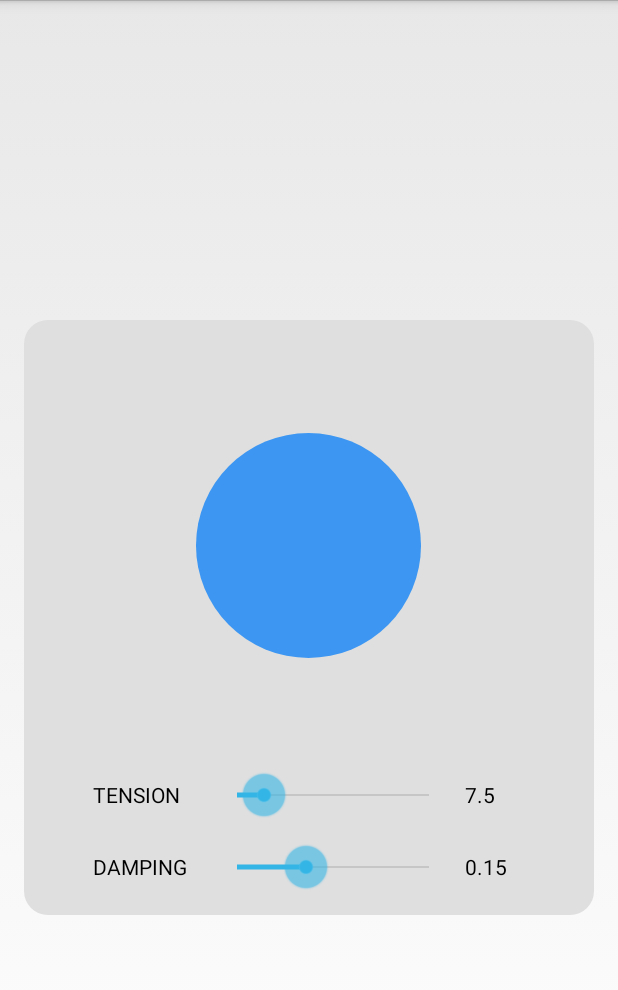
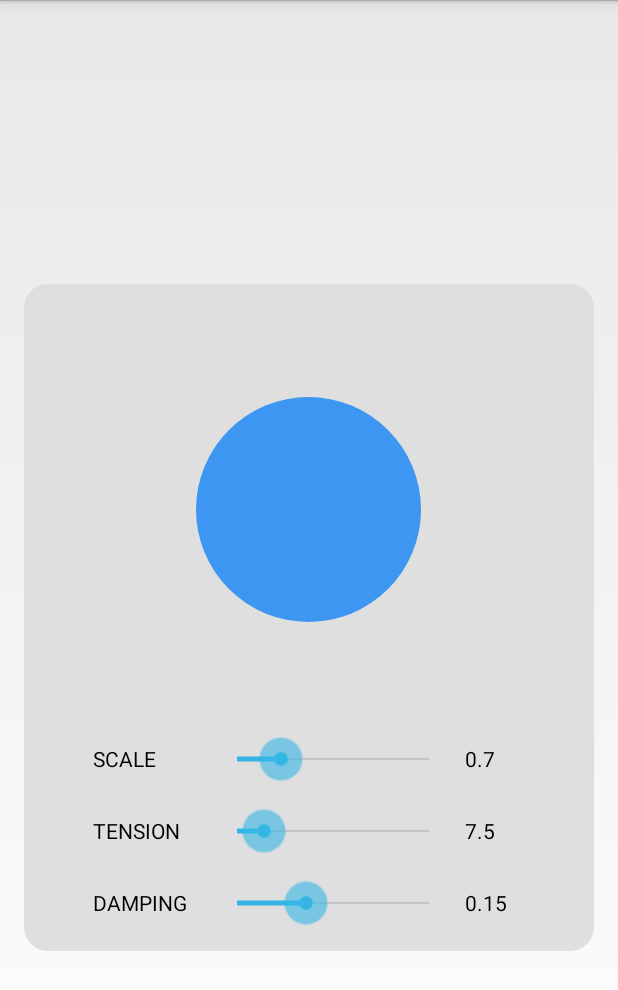
Before and after one commit to ykabaran/Android-Bouncy-Button, an Android app: the screen it shows after launch (MainActivity), on a phone screen of 412 x 824 dp. Shown: the top 990 px of the screen. Run offline under Robolectric (Android 15) with nearby library versions, the phone set to English and light mode, and no system bars.

Commit message:
added readme, and scale option

```diff
--- a/app/src/main/java/com/yildizkabaran/bouncedemo/Bouncer.java
+++ b/app/src/main/java/com/yildizkabaran/bouncedemo/Bouncer.java
@@ -24,13 +24,13 @@ public class Bouncer implements View.OnTouchListener {
   /** default parameter values **/
   public static final float DEF_TARGET_SCALE = 0.7F;
   public static final float DEF_DAMPING = 0.15F;
-  public static final float DEF_SPRING_CONSTANT = 7.5F;
+  public static final float DEF_TENSION = 7.5F;
   public static final int DEF_BOUNDS_THRESHOLD = 10;
 
   /** fixed values **/
   private static final long FIXED_ANIM_DELAY = 20; // physics are updated every 20ms
   private static final float STOP_THRESHOLD = 0.01F; // threshold value used to determine end of animation
-  private static final float MASS_COEFFICIENT = 100F; // a dummy value to allow DEF_SPRING_CONSTANT to have more realistic values
+  private static final float MASS_COEFFICIENT = 100F; // a dummy value to allow tension to have more realistic values
 
   /** some variables for easy access **/
   private Rect mBounds; // determine the bounds the view will be active on
@@ -39,7 +39,7 @@ public class Bouncer implements View.OnTouchListener {
   /** adjustable variables **/
   private float targetScale = DEF_TARGET_SCALE; // scales the view up/down to this target, overshoots
   private float friction = 1 - DEF_DAMPING; // friction applied to velocity to damp the motion
-  private float springConstant = DEF_SPRING_CONSTANT / MASS_COEFFICIENT; // amount the spring force is multiplied with before being applied
+  private float springConstant = DEF_TENSION / MASS_COEFFICIENT; // amount the spring force is multiplied with before being applied
   private int boundsThreshold = DEF_BOUNDS_THRESHOLD; // can move touch this much outside of view bounds and still click
 
   /** variables for keeping the state of the motion **/
@@ -130,20 +130,20 @@ public class Bouncer implements View.OnTouchListener {
   }
 
   /***
-   * Setter for the spring constant for the animation tension. The view is scaled down and up assuming
-   * a system with a spring that is connected on one end to scale of 1, and another to minimum scale;
-   * depending on the direction of motion. The force created by this spring is calculated as F = k * d
-   * where F is force, d is the amount of displacement to the target scale, and k is the spring constant
-   * set here. The units of the spring constant are arbitrary, though higher spring constants will speed
-   * up the animation.
-   * @param springConstant any value greater than 0, although values outside of 2 to 40 are not expected to behave well
+   * Setter for the animation tension. The view is scaled down and up assuming a system with a spring
+   * that is connected on one end to scale of 1, and another to target scale; depending on the
+   * direction of motion. The force created by this spring is calculated as F = k * d where F is force,
+   * d is the amount of displacement to the target scale, and k is the spring constant determined by
+   * the tension here. The units of the spring constant are arbitrary, though higher spring constants
+   * will speed up the animation.
+   * @param tension any value greater than 0, although values outside of 2 to 40 are not expected to behave well
    */
-  public void setSpringConstant(float springConstant){
-    if(springConstant <= 0){
-      throw new IllegalArgumentException("spring constant must be greater than 0");
+  public void setTension(float tension){
+    if(tension <= 0){
+      throw new IllegalArgumentException("tension must be greater than 0");
     }
     // scale the input by MASS_COEFFICIENT to allow for a nicer range for the allowed values
-    this.springConstant = springConstant / MASS_COEFFICIENT;
+    this.springConstant = tension / MASS_COEFFICIENT;
   }
 
   /***
--- a/app/src/main/java/com/yildizkabaran/bouncedemo/MainActivity.java
+++ b/app/src/main/java/com/yildizkabaran/bouncedemo/MainActivity.java
@@ -1,14 +1,13 @@
 package com.yildizkabaran.bouncedemo;
 
 import android.app.Activity;
-import android.content.DialogInterface;
 import android.os.Bundle;
-import android.view.Menu;
-import android.view.MenuItem;
 import android.view.View;
 import android.widget.SeekBar;
 import android.widget.TextView;
 import android.widget.Toast;
+
+import org.w3c.dom.Text;
 
 import java.text.DecimalFormat;
 
@@ -21,9 +20,12 @@ public class MainActivity extends Activity implements SeekBar.OnSeekBarChangeLis
   private static final float MIN_DAMPING = 0.01F;
   private static final float MAX_DAMPING = 0.4F;
 
+  private static final float MIN_SCALE = 0F;
+  private static final float MAX_SCALE = 3F;
+
   private View bounceView;
-  private SeekBar seekBarTension, seekBarDamping;
-  private TextView tvTension, tvDamping;
+  private SeekBar seekBarScale, seekBarTension, seekBarDamping;
+  private TextView tvScale, tvTension, tvDamping;
   private Bouncer bouncer;
   private DecimalFormat decimalFormat = new DecimalFormat("#.###");
 
@@ -33,8 +35,10 @@ public class MainActivity extends Activity implements SeekBar.OnSeekBarChangeLis
     setContentView(R.layout.activity_main);
 
     bounceView = findViewById(R.id.bounce_view);
+    seekBarScale = (SeekBar) findViewById(R.id.seekbar_target_scale);
     seekBarDamping = (SeekBar) findViewById(R.id.seekbar_damping);
     seekBarTension = (SeekBar) findViewById(R.id.seekbar_tension);
+    tvScale = (TextView) findViewById(R.id.tv_target_scale);
     tvDamping = (TextView) findViewById(R.id.tv_damping);
     tvTension = (TextView) findViewById(R.id.tv_tension);
 
@@ -44,8 +48,10 @@ public class MainActivity extends Activity implements SeekBar.OnSeekBarChangeLis
   @Override
   protected void onDestroy() {
     bounceView = null;
+    seekBarScale = null;
     seekBarTension = null;
     seekBarDamping = null;
+    tvScale = null;
     tvTension = null;
     tvDamping = null;
     bouncer = null;
@@ -54,12 +60,24 @@ public class MainActivity extends Activity implements SeekBar.OnSeekBarChangeLis
 
   private void setupDemo() {
     bouncer = new Bouncer();
+    int threshold = getResources().getDimensionPixelSize(R.dimen.click_threshold);
+    bouncer.setBoundsThreshold(threshold);
+
     bounceView.setOnClickListener(this);
     bounceView.setOnTouchListener(bouncer);
-    setTensionVal(Bouncer.DEF_SPRING_CONSTANT);
+
+    setScaleVal(Bouncer.DEF_TARGET_SCALE);
+    setTensionVal(Bouncer.DEF_TENSION);
     setDampingVal(Bouncer.DEF_DAMPING);
+    seekBarScale.setOnSeekBarChangeListener(this);
     seekBarTension.setOnSeekBarChangeListener(this);
     seekBarDamping.setOnSeekBarChangeListener(this);
+  }
+
+  private void setScaleVal(float val) {
+    float percentage = 100F * (val - MIN_SCALE) / (MAX_SCALE - MIN_SCALE);
+    seekBarScale.setProgress(Math.round(percentage));
+    tvScale.setText(decimalFormat.format(val));
   }
 
   private void setTensionVal(float val) {
@@ -74,6 +92,11 @@ public class MainActivity extends Activity implements SeekBar.OnSeekBarChangeLis
     tvDamping.setText(decimalFormat.format(val));
   }
 
+  private float getScaleVal() {
+    float progressPercentage = seekBarScale.getProgress() / 100F;
+    return MIN_SCALE + ((MAX_SCALE - MIN_SCALE) * progressPercentage);
+  }
+
   private float getTensionVal() {
     float progressPercentage = seekBarTension.getProgress() / 100F;
     return MIN_TENSION + ((MAX_TENSION - MIN_TENSION) * progressPercentage);
@@ -84,6 +107,12 @@ public class MainActivity extends Activity implements SeekBar.OnSeekBarChangeLis
     return MIN_DAMPING + ((MAX_DAMPING - MIN_DAMPING) * progressPercentage);
   }
 
+  private void updateScale() {
+    float scaleVal = getScaleVal();
+    bouncer.setTargetScale(scaleVal);
+    tvScale.setText(decimalFormat.format(scaleVal));
+  }
+
   private void updateDamping() {
     float dampingVal = getDampingVal();
     bouncer.setDamping(dampingVal);
@@ -92,7 +121,7 @@ public class MainActivity extends Activity implements SeekBar.OnSeekBarChangeLis
 
   private void updateTension() {
     float tensionVal = getTensionVal();
-    bouncer.setSpringConstant(tensionVal);
+    bouncer.setTension(tensionVal);
     tvTension.setText(decimalFormat.format(tensionVal));
   }
 
@@ -105,6 +134,9 @@ public class MainActivity extends Activity implements SeekBar.OnSeekBarChangeLis
   public void onProgressChanged(SeekBar seekBar, int progress, boolean fromUser) {
     int id = seekBar.getId();
     switch (id) {
+      case R.id.seekbar_target_scale:
+        updateScale();
+        break;
       case R.id.seekbar_damping:
         updateDamping();
         break;
--- a/app/src/main/res/layout/activity_main.xml
+++ b/app/src/main/res/layout/activity_main.xml
@@ -27,6 +27,35 @@
             android:layout_marginBottom="@dimen/circle_margin"
             android:layout_marginLeft="@dimen/circle_margin"
             android:layout_marginRight="@dimen/circle_margin"/>
+
+        <LinearLayout
+            android:layout_width="wrap_content"
+            android:layout_height="wrap_content"
+            android:layout_gravity="center_horizontal"
+            android:orientation="horizontal"
+            android:layout_marginBottom="@dimen/double_space">
+
+            <TextView
+                android:layout_width="@dimen/seek_bar_label_width"
+                android:layout_height="wrap_content"
+                style="@style/text_view"
+                android:text="@string/scale"/>
+
+            <SeekBar
+                android:id="@+id/seekbar_target_scale"
+                android:layout_width="@dimen/seek_bar_width"
+                android:layout_height="wrap_content"
+                android:layout_gravity="center_vertical"
+                android:progress="0"
+                android:layout_marginRight="@dimen/single_space"/>
+
+            <TextView
+                android:id="@+id/tv_target_scale"
+                android:layout_width="@dimen/seek_bar_value_width"
+                android:layout_height="wrap_content"
+                style="@style/text_view"
+                android:text="0"/>
+        </LinearLayout>
 
         <LinearLayout
             android:layout_width="wrap_content"
--- a/app/src/main/res/values/dimens.xml
+++ b/app/src/main/res/values/dimens.xml
@@ -10,6 +10,7 @@
     <dimen name="text_normal">14sp</dimen>
 
     <dimen name="layout_corner_radius">16dp</dimen>
+    <dimen name="click_threshold">16dp</dimen>
 
     <dimen name="seek_bar_label_width">80dp</dimen>
     <dimen name="seek_bar_width">160dp</dimen>
--- a/app/src/main/res/values/strings.xml
+++ b/app/src/main/res/values/strings.xml
@@ -3,6 +3,7 @@
 
     <string name="app_name">Bounce Demo</string>
 
+    <string name="scale">SCALE</string>
     <string name="tension">TENSION</string>
     <string name="damping">DAMPING</string>
 </resources>
```
Also changed, not shown: 1 other file.
